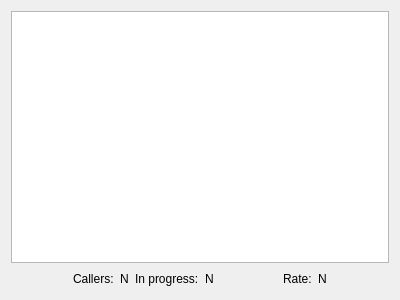
First picture: the form in widgets/FoxLogWindow.ui, repository saitohirga/WSJT-X, before the edit.
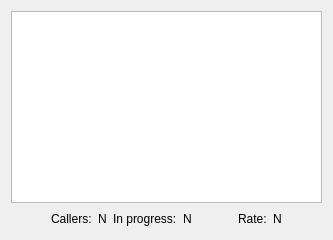
Second picture: the form after the edit.

Commit message: Refinements to the FoxLogWindow widget

```diff
--- a/widgets/FoxLogWindow.ui
+++ b/widgets/FoxLogWindow.ui
@@ -2,14 +2,6 @@
 <ui version="4.0">
  <class>FoxLogWindow</class>
  <widget class="QWidget" name="FoxLogWindow">
-  <property name="geometry">
-   <rect>
-    <x>0</x>
-    <y>0</y>
-    <width>400</width>
-    <height>300</height>
-   </rect>
-  </property>
   <property name="windowTitle">
    <string>Fox Log</string>
   </property>
```
The commit also changes 4 other files.
